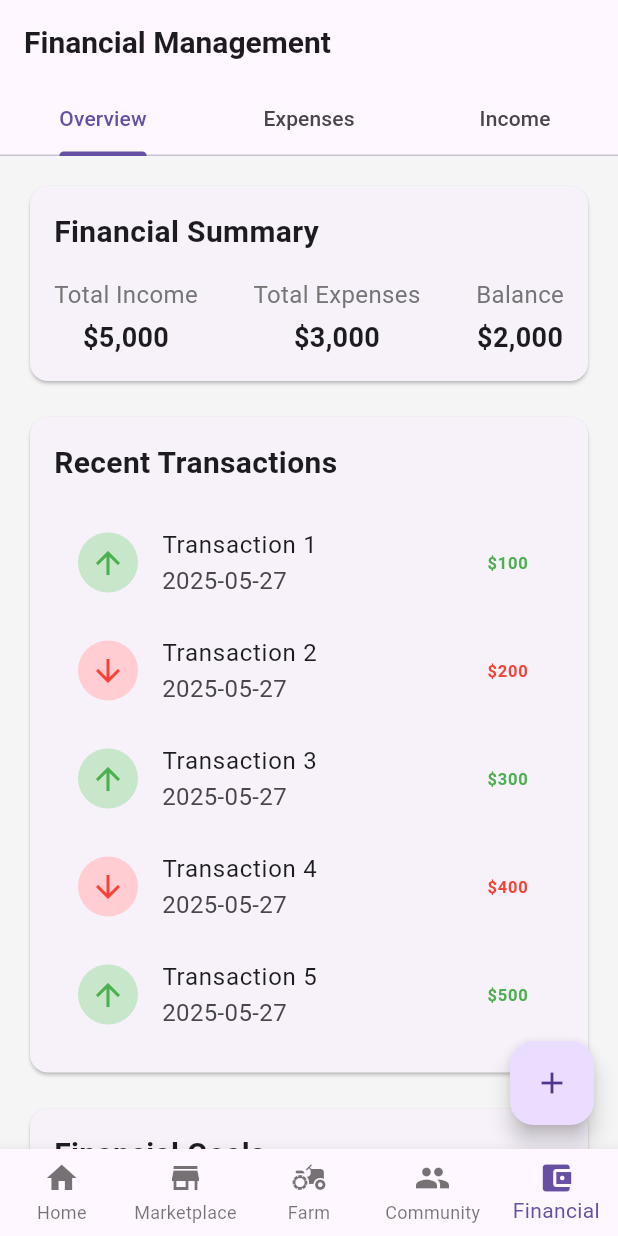
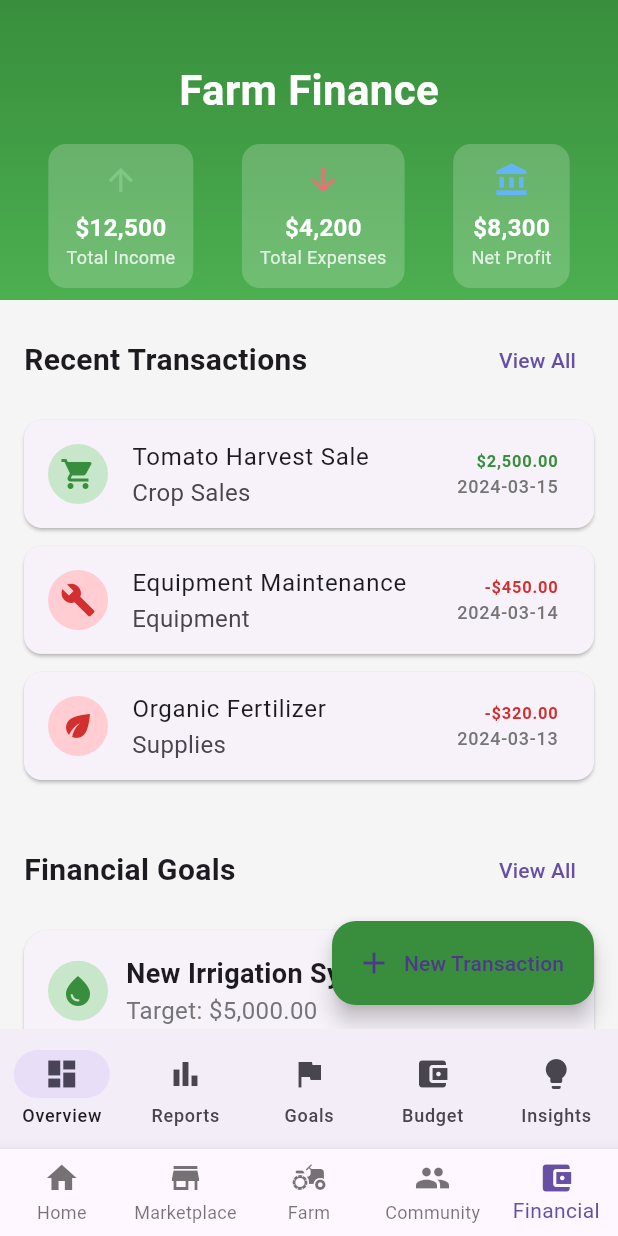
Before and after one commit to PraiseTechzw/farmerconnect, a Flutter app: the screen it shows after launch, item 5 of the bottom bar chosen, on a phone screen of 412 x 824 dp. Run offline on Flutter 3.47's test engine with Material 3 defaults, Android fonts, the phone set to English and light mode, and no system bars; our stand-ins replace geolocator, google_generative_ai, image_picker, shared_preferences, sqflite, table_calendar; accounts and stored records are empty.

Commit message:
Update financial management screens and dependencies
- Added fl_chart package for enhanced financial visualizations.
- Refactored FinanceScreen to include a bottom navigation bar for better user navigation between Overview, Reports, Goals, Budget, and Insights.
- Removed the deprecated FinancialScreen and updated imports accordingly.
- Improved the structure of financial goal tracking and recent transactions display.
- Updated pubspec.lock to reflect new dependencies and versions.

```diff
--- a/lib/main.dart
+++ b/lib/main.dart
@@ -6,7 +6,7 @@ import 'screens/home/home_screen.dart';
 import 'screens/marketplace/marketplace_screen.dart';
 import 'screens/farm/farm_management_screen.dart';
 import 'screens/community/community_screen.dart';
-import 'screens/financial/financial_screen.dart';
+import 'screens/finance/finance_screen.dart';
 import 'providers/crop_provider.dart';
 
 void main() {
@@ -54,7 +54,7 @@ class _MainScreenState extends State<MainScreen> {
     const MarketplaceScreen(),
     const FarmManagementScreen(),
     const CommunityScreen(),
-    const FinancialScreen(),
+    const FinanceScreen(),
   ];
 
   @override
--- a/lib/screens/finance/finance_screen.dart
+++ b/lib/screens/finance/finance_screen.dart
@@ -1,6 +1,10 @@
 import 'package:flutter/material.dart';
-import 'package:fl_chart/fl_chart.dart';
 import 'package:intl/intl.dart';
+import 'package:farmer_connect/screens/finance/reports_screen.dart';
+import 'package:farmer_connect/screens/finance/goals_screen.dart';
+import 'package:farmer_connect/screens/finance/budget_screen.dart';
+import 'package:farmer_connect/screens/finance/insights_screen.dart';
+import 'package:farmer_connect/screens/finance/transaction_detail_screen.dart';
 
 class FinanceScreen extends StatefulWidget {
   const FinanceScreen({super.key});
@@ -9,8 +13,64 @@ class FinanceScreen extends StatefulWidget {
   State<FinanceScreen> createState() => _FinanceScreenState();
 }
 
-class _FinanceScreenState extends State<FinanceScreen> with SingleTickerProviderStateMixin {
-  late TabController _tabController;
+class _FinanceScreenState extends State<FinanceScreen> {
+  int _currentIndex = 0;
+  final currencyFormat = NumberFormat.currency(symbol: '\$');
+
+  final List<Widget> _screens = [
+    const OverviewScreen(),
+    const ReportsScreen(),
+    const GoalsScreen(),
+    const BudgetScreen(),
+    const InsightsScreen(),
+  ];
+
+  @override
+  Widget build(BuildContext context) {
+    return Scaffold(
+      body: _screens[_currentIndex],
+      bottomNavigationBar: NavigationBar(
+        selectedIndex: _currentIndex,
+        onDestinationSelected: (index) {
+          setState(() {
+            _currentIndex = index;
+          });
+        },
+        destinations: const [
+          NavigationDestination(
+            icon: Icon(Icons.dashboard),
+            label: 'Overview',
+          ),
+          NavigationDestination(
+            icon: Icon(Icons.bar_chart),
+            label: 'Reports',
+          ),
+          NavigationDestination(
+            icon: Icon(Icons.flag),
+            label: 'Goals',
+          ),
+          NavigationDestination(
+            icon: Icon(Icons.account_balance_wallet),
+            label: 'Budget',
+          ),
+          NavigationDestination(
+            icon: Icon(Icons.lightbulb),
+            label: 'Insights',
+          ),
+        ],
+      ),
+    );
+  }
+}
+
+class OverviewScreen extends StatefulWidget {
+  const OverviewScreen({super.key});
+
+  @override
+  State<OverviewScreen> createState() => _OverviewScreenState();
+}
+
+class _OverviewScreenState extends State<OverviewScreen> {
   final currencyFormat = NumberFormat.currency(symbol: '\$');
 
   final List<Map<String, dynamic>> _recentTransactions = [
@@ -49,32 +109,19 @@ class _FinanceScreenState extends State<FinanceScreen> with SingleTickerProvider
       'icon': Icons.water_drop,
     },
     {
-      'title': 'Greenhouse Expansion',
+      'title': 'Farm Expansion',
       'target': 15000.00,
       'current': 8000.00,
       'deadline': '2024-12-31',
-      'icon': Icons.greenhouse,
+      'icon': Icons.agriculture,
     },
   ];
 
   @override
-  void initState() {
-    super.initState();
-    _tabController = TabController(length: 3, vsync: this);
-  }
-
-  @override
-  void dispose() {
-    _tabController.dispose();
-    super.dispose();
-  }
-
-  @override
   Widget build(BuildContext context) {
     return Scaffold(
-      body: NestedScrollView(
-        headerSliverBuilder: (context, innerBoxIsScrolled) {
-          return [
+      body: CustomScrollView(
+        slivers: [
           SliverAppBar(
             expandedHeight: 200,
             pinned: true,
@@ -109,35 +156,25 @@ class _FinanceScreenState extends State<FinanceScreen> with SingleTickerProvider
                 ),
               ),
             ),
-              bottom: TabBar(
-                controller: _tabController,
-                indicatorColor: Colors.white,
-                indicatorWeight: 3,
-                labelStyle: const TextStyle(
-                  fontSize: 16,
-                  fontWeight: FontWeight.bold,
           ),
-                tabs: const [
-                  Tab(text: 'Overview'),
-                  Tab(text: 'Transactions'),
-                  Tab(text: 'Goals'),
+          SliverToBoxAdapter(
+            child: Padding(
+              padding: const EdgeInsets.all(16),
+              child: Column(
+                crossAxisAlignment: CrossAxisAlignment.start,
+                children: [
+                  _buildRecentTransactions(),
+                  const SizedBox(height: 24),
+                  _buildFinancialGoals(),
                 ],
               ),
             ),
-          ];
-        },
-        body: TabBarView(
-          controller: _tabController,
-          children: [
-            _buildOverviewTab(),
-            _buildTransactionsTab(),
-            _buildGoalsTab(),
+          ),
         ],
-        ),
       ),
       floatingActionButton: FloatingActionButton.extended(
         onPressed: () {
-          _showAddTransactionDialog();
+          _showAddTransactionDialog(context);
         },
         icon: const Icon(Icons.add),
         label: const Text('New Transaction'),
@@ -206,171 +243,27 @@ class _FinanceScreenState extends State<FinanceScreen> with SingleTickerProvider
     );
   }
 
-  Widget _buildOverviewTab() {
-    return SingleChildScrollView(
-      padding: const EdgeInsets.all(16),
-      child: Column(
+  Widget _buildRecentTransactions() {
+    return Column(
       crossAxisAlignment: CrossAxisAlignment.start,
       children: [
-          _buildMonthlyChart(),
-          const SizedBox(height: 24),
-          _buildExpenseBreakdown(),
-          const SizedBox(height: 24),
-          _buildUpcomingPayments(),
-        ],
-      ),
-    );
-  }
-
-  Widget _buildMonthlyChart() {
-    return Container(
-      height: 300,
-      padding: const EdgeInsets.all(16),
-      decoration: BoxDecoration(
-        color: Colors.white,
-        borderRadius: BorderRadius.circular(16),
-        boxShadow: [
-          BoxShadow(
-            color: Colors.grey.withOpacity(0.1),
-            spreadRadius: 1,
-            blurRadius: 5,
-            offset: const Offset(0, 2),
-          ),
-        ],
-      ),
-      child: Column(
-        crossAxisAlignment: CrossAxisAlignment.start,
+        Row(
+          mainAxisAlignment: MainAxisAlignment.spaceBetween,
           children: [
             const Text(
-            'Monthly Overview',
+              'Recent Transactions',
               style: TextStyle(
-              fontSize: 18,
+                fontSize: 20,
                 fontWeight: FontWeight.bold,
               ),
             ),
-          const SizedBox(height: 16),
-          Expanded(
-            child: LineChart(
-              LineChartData(
-                gridData: FlGridData(show: false),
-                titlesData: FlTitlesData(show: false),
-                borderData: FlBorderData(show: false),
-                lineBarsData: [
-                  LineChartBarData(
-                    spots: [
-                      const FlSpot(0, 3),
-                      const FlSpot(1, 1),
-                      const FlSpot(2, 4),
-                      const FlSpot(3, 2),
-                      const FlSpot(4, 5),
-                      const FlSpot(5, 3),
-                    ],
-                    isCurved: true,
-                    color: Colors.green[700],
-                    barWidth: 3,
-                    dotData: FlDotData(show: false),
-                    belowBarData: BarAreaData(
-                      show: true,
-                      color: Colors.green[100],
-                    ),
+            TextButton(
+              onPressed: () {
+                // Navigate to transactions screen
+              },
+              child: const Text('View All'),
             ),
           ],
-              ),
-            ),
-          ),
-        ],
-      ),
-    );
-  }
-
-  Widget _buildExpenseBreakdown() {
-    return Container(
-      padding: const EdgeInsets.all(16),
-      decoration: BoxDecoration(
-        color: Colors.white,
-        borderRadius: BorderRadius.circular(16),
-        boxShadow: [
-          BoxShadow(
-            color: Colors.grey.withOpacity(0.1),
-            spreadRadius: 1,
-            blurRadius: 5,
-            offset: const Offset(0, 2),
-          ),
-        ],
-      ),
-      child: Column(
-        crossAxisAlignment: CrossAxisAlignment.start,
-        children: [
-          const Text(
-            'Expense Breakdown',
-            style: TextStyle(
-              fontSize: 18,
-              fontWeight: FontWeight.bold,
-            ),
-          ),
-          const SizedBox(height: 16),
-          SizedBox(
-            height: 200,
-            child: PieChart(
-              PieChartData(
-                sections: [
-                  PieChartSectionData(
-                    value: 40,
-                    title: 'Equipment',
-                    color: Colors.blue[400],
-                    radius: 50,
-                  ),
-                  PieChartSectionData(
-                    value: 30,
-                    title: 'Supplies',
-                    color: Colors.green[400],
-                    radius: 50,
-                  ),
-                  PieChartSectionData(
-                    value: 20,
-                    title: 'Labor',
-                    color: Colors.orange[400],
-                    radius: 50,
-                  ),
-                  PieChartSectionData(
-                    value: 10,
-                    title: 'Other',
-                    color: Colors.red[400],
-                    radius: 50,
-                  ),
-                ],
-              ),
-            ),
-          ),
-        ],
-      ),
-    );
-  }
-
-  Widget _buildUpcomingPayments() {
-    return Container(
-      padding: const EdgeInsets.all(16),
-      decoration: BoxDecoration(
-        color: Colors.white,
-        borderRadius: BorderRadius.circular(16),
-        boxShadow: [
-          BoxShadow(
-            color: Colors.grey.withOpacity(0.1),
-            spreadRadius: 1,
-            blurRadius: 5,
-            offset: const Offset(0, 2),
-          ),
-        ],
-      ),
-      child: Column(
-        crossAxisAlignment: CrossAxisAlignment.start,
-        children: [
-          const Text(
-            'Upcoming Payments',
-            style: TextStyle(
-              fontSize: 18,
-              fontWeight: FontWeight.bold,
-            ),
         ),
         const SizedBox(height: 16),
         ListView.builder(
@@ -378,39 +271,15 @@ class _FinanceScreenState extends State<FinanceScreen> with SingleTickerProvider
           physics: const NeverScrollableScrollPhysics(),
           itemCount: 3,
           itemBuilder: (context, index) {
-              return ListTile(
-                leading: CircleAvatar(
-                  backgroundColor: Colors.green[100],
-                  child: Icon(Icons.payment, color: Colors.green[700]),
-                ),
-                title: Text('Payment ${index + 1}'),
-                subtitle: Text('Due in ${index + 1} days'),
-                trailing: Text(
-                  currencyFormat.format(500.00),
-                  style: const TextStyle(
-                    fontWeight: FontWeight.bold,
-                  ),
-                ),
-              );
+            return _buildTransactionCard(index);
           },
         ),
       ],
-      ),
     );
   }
 
-  Widget _buildTransactionsTab() {
-    return ListView.builder(
-      padding: const EdgeInsets.all(16),
-      itemCount: _recentTransactions.length,
-      itemBuilder: (context, index) {
+  Widget _buildTransactionCard(int index) {
     final transaction = _recentTransactions[index];
-        return _buildTransactionCard(transaction);
-      },
-    );
-  }
-
-  Widget _buildTransactionCard(Map<String, dynamic> transaction) {
     final isIncome = transaction['type'] == 'income';
     return Card(
       margin: const EdgeInsets.only(bottom: 12),
@@ -447,22 +316,57 @@ class _FinanceScreenState extends State<FinanceScreen> with SingleTickerProvider
             ),
           ],
         ),
+        onTap: () {
+          Navigator.push(
+            context,
+            MaterialPageRoute(
+              builder: (context) => TransactionDetailScreen(
+                transaction: transaction,
+              ),
+            ),
+          );
+        },
       ),
     );
   }
 
-  Widget _buildGoalsTab() {
-    return ListView.builder(
-      padding: const EdgeInsets.all(16),
+  Widget _buildFinancialGoals() {
+    return Column(
+      crossAxisAlignment: CrossAxisAlignment.start,
+      children: [
+        Row(
+          mainAxisAlignment: MainAxisAlignment.spaceBetween,
+          children: [
+            const Text(
+              'Financial Goals',
+              style: TextStyle(
+                fontSize: 20,
+                fontWeight: FontWeight.bold,
+              ),
+            ),
+            TextButton(
+              onPressed: () {
+                // Navigate to goals screen
+              },
+              child: const Text('View All'),
+            ),
+          ],
+        ),
+        const SizedBox(height: 16),
+        ListView.builder(
+          shrinkWrap: true,
+          physics: const NeverScrollableScrollPhysics(),
           itemCount: _financialGoals.length,
           itemBuilder: (context, index) {
-        final goal = _financialGoals[index];
-        return _buildGoalCard(goal);
+            return _buildGoalCard(index);
           },
+        ),
+      ],
     );
   }
 
-  Widget _buildGoalCard(Map<String, dynamic> goal) {
+  Widget _buildGoalCard(int index) {
+    final goal = _financialGoals[index];
     final progress = goal['current'] / goal['target'];
     return Card(
       margin: const EdgeInsets.only(bottom: 16),
@@ -537,7 +441,7 @@ class _FinanceScreenState extends State<FinanceScreen> with SingleTickerProvider
     );
   }
 
-  void _showAddTransactionDialog() {
+  void _showAddTransactionDialog(BuildContext context) {
     showModalBottomSheet(
       context: context,
       isScrollControlled: true,
--- a/lib/screens/finance/goals_screen.dart
+++ b/lib/screens/finance/goals_screen.dart
@@ -26,7 +26,7 @@ class _GoalsScreenState extends State<GoalsScreen> {
       'current': 12500.00,
       'deadline': DateTime(2024, 8, 31),
       'category': 'Infrastructure',
-      'icon': Icons.greenhouse,
+      'icon': Icons.home_work,
     },
     {
       'title': 'Emergency Fund',
--- a/lib/screens/finance/reports_screen.dart
+++ b/lib/screens/finance/reports_screen.dart
@@ -5,7 +5,7 @@ class ReportsScreen extends StatefulWidget {
   const ReportsScreen({super.key});
 
   @override
-  State<ReportsScreen> create State() => _ReportsScreenState();
+  State<ReportsScreen> createState() => _ReportsScreenState();
 }
 
 class _ReportsScreenState extends State<ReportsScreen> with SingleTickerProviderStateMixin {
--- a/lib/screens/financial/financial_screen.dart
+++ /dev/null
@@ -1,299 +0,0 @@
-import 'package:flutter/material.dart';
-
-class FinancialScreen extends StatefulWidget {
-  const FinancialScreen({Key? key}) : super(key: key);
-
-  @override
-  _FinancialScreenState createState() => _FinancialScreenState();
-}
-
-class _FinancialScreenState extends State<FinancialScreen> with SingleTickerProviderStateMixin {
-  late TabController _tabController;
-
-  @override
-  void initState() {
-    super.initState();
-    _tabController = TabController(length: 3, vsync: this);
-  }
-
-  @override
-  Widget build(BuildContext context) {
-    return Scaffold(
-      appBar: AppBar(
-        title: const Text('Financial Management'),
-        bottom: TabBar(
-          controller: _tabController,
-          tabs: const [
-            Tab(text: 'Overview'),
-            Tab(text: 'Expenses'),
-            Tab(text: 'Income'),
-          ],
-        ),
-      ),
-      body: TabBarView(
-        controller: _tabController,
-        children: [
-          _buildOverview(),
-          _buildExpenses(),
-          _buildIncome(),
-        ],
-      ),
-      floatingActionButton: FloatingActionButton(
-        onPressed: () {
-          // Handle new transaction
-        },
-        child: const Icon(Icons.add),
-      ),
-    );
-  }
-
-  Widget _buildOverview() {
-    return ListView(
-      padding: const EdgeInsets.all(16),
-      children: [
-        _buildSummaryCard(),
-        const SizedBox(height: 16),
-        _buildRecentTransactions(),
-        const SizedBox(height: 16),
-        _buildFinancialGoals(),
-      ],
-    );
-  }
-
-  Widget _buildSummaryCard() {
-    return Card(
-      child: Padding(
-        padding: const EdgeInsets.all(16),
-        child: Column(
-          crossAxisAlignment: CrossAxisAlignment.start,
-          children: [
-            const Text(
-              'Financial Summary',
-              style: TextStyle(
-                fontSize: 20,
-                fontWeight: FontWeight.bold,
-              ),
-            ),
-            const SizedBox(height: 16),
-            Row(
-              mainAxisAlignment: MainAxisAlignment.spaceBetween,
-              children: [
-                _buildSummaryItem('Total Income', '\$5,000'),
-                _buildSummaryItem('Total Expenses', '\$3,000'),
-                _buildSummaryItem('Balance', '\$2,000'),
-              ],
-            ),
-          ],
-        ),
-      ),
-    );
-  }
-
-  Widget _buildSummaryItem(String label, String value) {
-    return Column(
-      children: [
-        Text(
-          label,
-          style: TextStyle(
-            color: Colors.grey[600],
-          ),
-        ),
-        const SizedBox(height: 4),
-        Text(
-          value,
-          style: const TextStyle(
-            fontSize: 18,
-            fontWeight: FontWeight.bold,
-          ),
-        ),
-      ],
-    );
-  }
-
-  Widget _buildRecentTransactions() {
-    return Card(
-      child: Padding(
-        padding: const EdgeInsets.all(16),
-        child: Column(
-          crossAxisAlignment: CrossAxisAlignment.start,
-          children: [
-            const Text(
-              'Recent Transactions',
-              style: TextStyle(
-                fontSize: 20,
-                fontWeight: FontWeight.bold,
-              ),
-            ),
-            const SizedBox(height: 16),
-            ListView.builder(
-              shrinkWrap: true,
-              physics: const NeverScrollableScrollPhysics(),
-              itemCount: 5,
-              itemBuilder: (context, index) {
-                return ListTile(
-                  leading: CircleAvatar(
-                    backgroundColor: index % 2 == 0 ? Colors.green[100] : Colors.red[100],
-                    child: Icon(
-                      index % 2 == 0 ? Icons.arrow_upward : Icons.arrow_downward,
-                      color: index % 2 == 0 ? Colors.green : Colors.red,
-                    ),
-                  ),
-                  title: Text('Transaction ${index + 1}'),
-                  subtitle: Text('${DateTime.now().toString().split(' ')[0]}'),
-                  trailing: Text(
-                    '\$${(index + 1) * 100}',
-                    style: TextStyle(
-                      color: index % 2 == 0 ? Colors.green : Colors.red,
-                      fontWeight: FontWeight.bold,
-                    ),
-                  ),
-                );
-              },
-            ),
-          ],
-        ),
-      ),
-    );
-  }
-
-  Widget _buildFinancialGoals() {
-    return Card(
-      child: Padding(
-        padding: const EdgeInsets.all(16),
-        child: Column(
-          crossAxisAlignment: CrossAxisAlignment.start,
-          children: [
-            const Text(
-              'Financial Goals',
-              style: TextStyle(
-                fontSize: 20,
-                fontWeight: FontWeight.bold,
-              ),
-            ),
-            const SizedBox(height: 16),
-            ListView.builder(
-              shrinkWrap: true,
-              physics: const NeverScrollableScrollPhysics(),
-              itemCount: 3,
-              itemBuilder: (context, index) {
-                return Column(
-                  children: [
-                    Row(
-                      mainAxisAlignment: MainAxisAlignment.spaceBetween,
-                      children: [
-                        Text('Goal ${index + 1}'),
-                        Text('\$${(index + 1) * 1000}'),
-                      ],
-                    ),
-                    const SizedBox(height: 8),
-                    LinearProgressIndicator(
-                      value: (index + 1) * 0.3,
-                      backgroundColor: Colors.grey[200],
-                    ),
-                    const SizedBox(height: 16),
-                  ],
-                );
-              },
-            ),
-          ],
-        ),
-      ),
-    );
-  }
-
-  Widget _buildExpenses() {
-    return ListView.builder(
-      padding: const EdgeInsets.all(16),
-      itemCount: 10,
-      itemBuilder: (context, index) {
-        return Card(
-          child: ListTile(
-            leading: CircleAvatar(
-              backgroundColor: Colors.red[100],
-              child: const Icon(
-                Icons.arrow_downward,
-                color: Colors.red,
-              ),
-            ),
-            title: Text('Expense ${index + 1}'),
-            subtitle: Text('Category: ${_getExpenseCategory(index)}'),
-            trailing: Text(
-              '\$${(index + 1) * 50}',
-              style: const TextStyle(
-                color: Colors.red,
-                fontWeight: FontWeight.bold,
-              ),
-            ),
-          ),
-        );
-      },
-    );
-  }
-
-  String _getExpenseCategory(int index) {
-    final categories = [
-      'Equipment',
-      'Seeds',
-      'Fertilizers',
-      'Labor',
-      'Utilities',
-      'Maintenance',
-      'Transportation',
-      'Insurance',
-      'Marketing',
-      'Miscellaneous',
-    ];
-    return categories[index % categories.length];
-  }
-
-  Widget _buildIncome() {
-    return ListView.builder(
-      padding: const EdgeInsets.all(16),
-      itemCount: 10,
-      itemBuilder: (context, index) {
-        return Card(
-          child: ListTile(
-            leading: CircleAvatar(
-              backgroundColor: Colors.green[100],
-              child: const Icon(
-                Icons.arrow_upward,
-                color: Colors.green,
-              ),
-            ),
-            title: Text('Income ${index + 1}'),
-            subtitle: Text('Source: ${_getIncomeSource(index)}'),
-            trailing: Text(
-              '\$${(index + 1) * 100}',
-              style: const TextStyle(
-                color: Colors.green,
-                fontWeight: FontWeight.bold,
-              ),
-            ),
-          ),
-        );
-      },
-    );
-  }
-
-  String _getIncomeSource(int index) {
-    final sources = [
-      'Crop Sales',
-      'Equipment Rental',
-      'Consulting',
-      'Government Subsidies',
-      'Market Sales',
-      'Online Sales',
-      'Direct Sales',
-      'Wholesale',
-      'Export',
-      'Other',
-    ];
-    return sources[index % sources.length];
-  }
-
-  @override
-  void dispose() {
-    _tabController.dispose();
-    super.dispose();
-  }
-}
--- a/pubspec.yaml
+++ b/pubspec.yaml
@@ -50,6 +50,7 @@ dependencies:
   table_calendar: ^3.0.9
   sqflite: ^2.3.0
   path: ^1.8.3
+  fl_chart: ^1.0.0
 
 dev_dependencies:
   flutter_test:
```
Also changed, not shown: pubspec.lock, 1 other file. Lines whose indentation alone changed are shown as unchanged.
